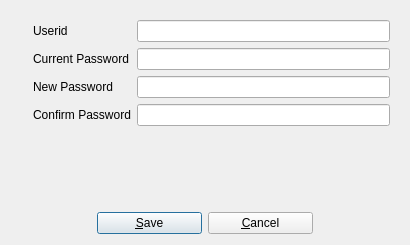
textbrowser/biblioteq, file password.ui: the form before one commit.
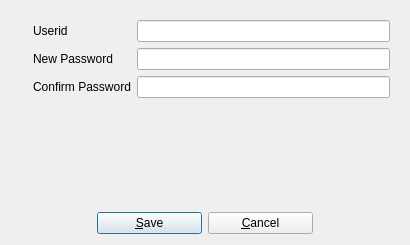
The form after the commit. Icons and pictures are not drawn.

Commit message: Do not store database password information in database objects and widgets.

Patch:
```diff
--- a/password.ui
+++ b/password.ui
@@ -62,48 +62,34 @@
           </property>
          </widget>
         </item>
-        <item row="2" column="0">
+        <item row="1" column="0">
          <widget class="QLabel" name="label_5">
           <property name="text">
            <string>New Password</string>
           </property>
          </widget>
         </item>
-        <item row="2" column="1">
+        <item row="1" column="1">
          <widget class="QLineEdit" name="password">
           <property name="echoMode">
            <enum>QLineEdit::Password</enum>
           </property>
          </widget>
         </item>
-        <item row="3" column="0">
+        <item row="2" column="0">
          <widget class="QLabel" name="label_2">
           <property name="text">
            <string>Confirm Password</string>
           </property>
          </widget>
         </item>
-        <item row="3" column="1">
+        <item row="2" column="1">
          <widget class="QLineEdit" name="passwordAgain">
           <property name="echoMode">
            <enum>QLineEdit::Password</enum>
           </property>
          </widget>
         </item>
-        <item row="1" column="0">
-         <widget class="QLabel" name="label_3">
-          <property name="text">
-           <string>Current Password</string>
-          </property>
-         </widget>
-        </item>
-        <item row="1" column="1">
-         <widget class="QLineEdit" name="currentpassword">
-          <property name="echoMode">
-           <enum>QLineEdit::Password</enum>
-          </property>
-         </widget>
-        </item>
        </layout>
       </item>
      </layout>
```
Left out of the diff: 1 changed line with no effect on the pictures. The commit also changes 1 other file.
